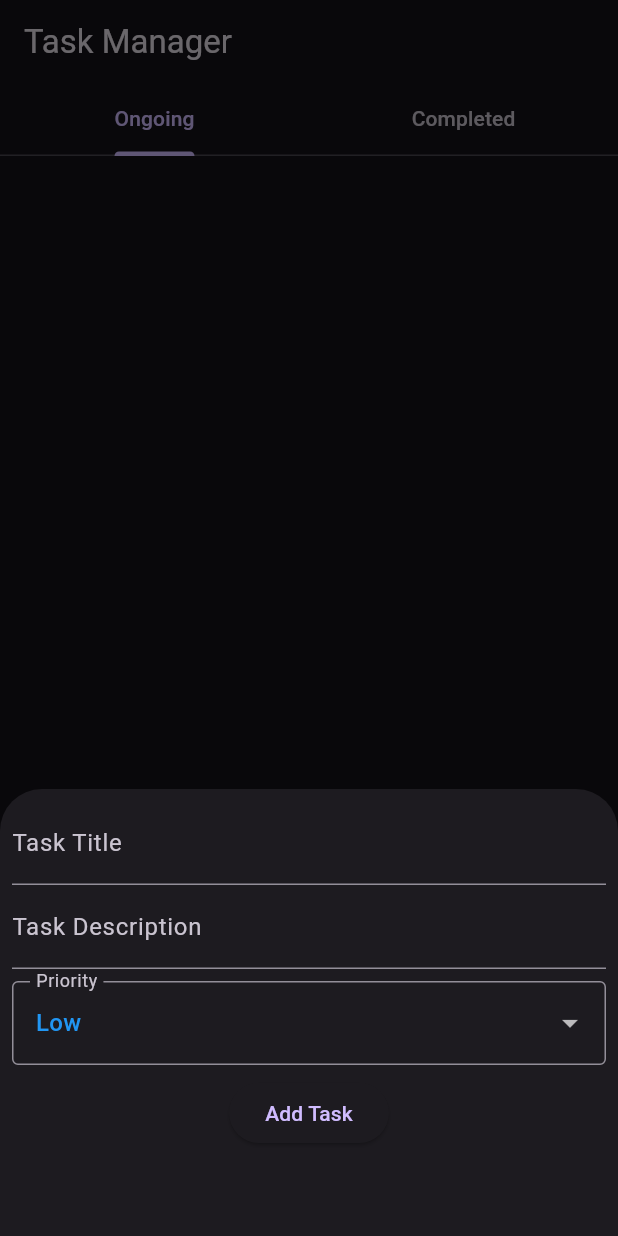
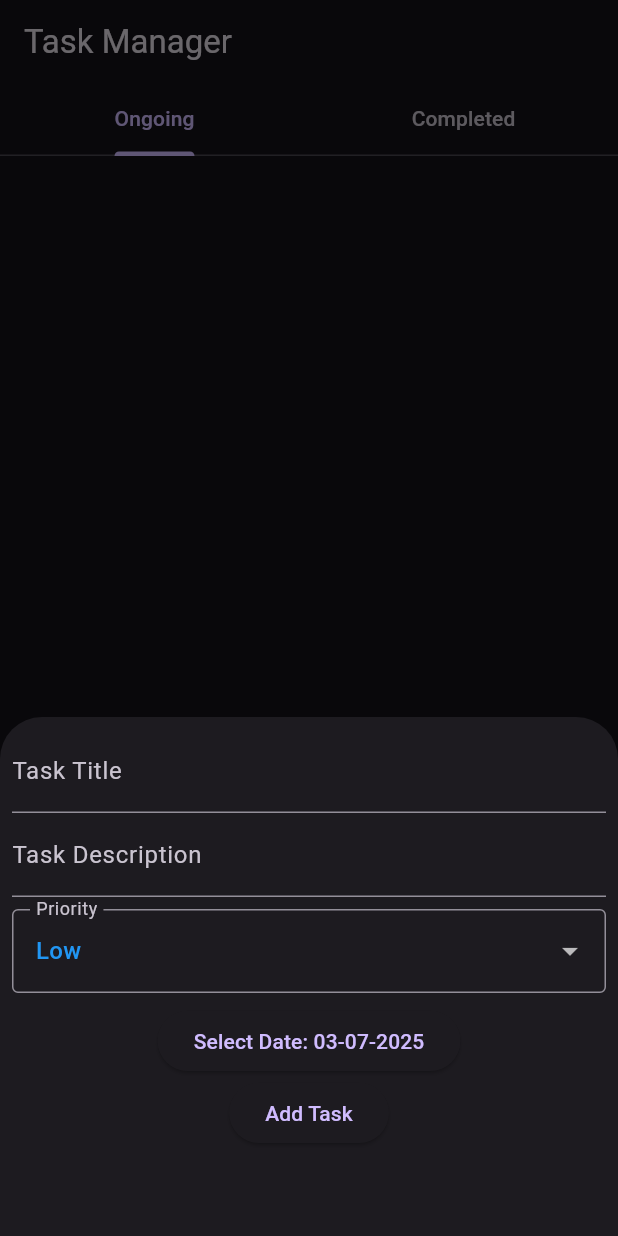
Before and after one commit to rchai12/calendarapp, a Flutter app: the screen it shows after launch, after a tap on the "add" icon, on a phone screen of 412 x 824 dp. Run offline on Flutter 3.47's test engine with Material 3 defaults, Android fonts, the phone set to English and light mode, and no system bars.

Commit message:
Added dates to the tasks, users can now select a due date for a task

```diff
--- a/lib/main.dart
+++ b/lib/main.dart
@@ -1,5 +1,6 @@
 import 'package:flutter/material.dart';
 import 'package:collection/collection.dart';
+import 'package:intl/intl.dart';
 
 void main() => runApp(TaskManagerApp());
 
@@ -28,24 +29,30 @@ class Task {
   String _title;
   String _description;
   bool _status;
-  PriorityLabel _priority;
+  PriorityLabel _priority = PriorityLabel.low;
+  DateTime _date;
 
-  Task({required String title, required String description, bool status = false, required PriorityLabel priority})
+  Task({required String title, required String description, bool status = false, required PriorityLabel priority, required DateTime date,})
       : _title = title,
         _description = description,
         _status = status,
-        _priority = priority;
+        _priority = priority,
+        _date = date;
 
   String get title => _title;
   String get description => _description;
   bool get status => _status;
   PriorityLabel get priority => _priority;
+  DateTime get date => _date;
 
   void setTitle(String title) => _title = title;
   void setDescription(String description) => _description = description;
   void toggleStatus() => _status = !_status;
   void setPriority(PriorityLabel priority) => _priority = priority;
+  void setDate(DateTime date) => _date = date;
 }
+
+
 
 class TaskManagerApp extends StatelessWidget {
   @override
@@ -67,6 +74,7 @@ class _TaskScreenState extends State<TaskScreen> with SingleTickerProviderStateM
   final TextEditingController _titleController = TextEditingController();
   final TextEditingController _descriptionController = TextEditingController();
   PriorityLabel _selectedPriority = PriorityLabel.low;
+  DateTime _date = DateTime.now();
 
   late TabController _tabController;
 
@@ -89,14 +97,29 @@ class _TaskScreenState extends State<TaskScreen> with SingleTickerProviderStateM
     super.dispose();
   }
 
+  void _selectDate(BuildContext context) async {
+    final DateTime? picked = await showDatePicker(
+      context: context,
+      initialDate: _date ?? DateTime.now(),
+      firstDate: DateTime.now(),
+      lastDate: DateTime(2101),
+    );
+    if (picked != null && picked != _date) {
+      setState(() {
+        _date = picked;
+      });
+    }
+  }
+
   void _addTask() {
     if (_titleController.text.isNotEmpty && _descriptionController.text.isNotEmpty) {
       setState(() {
-        _tasks.add(Task(title: _titleController.text, description: _descriptionController.text, priority: _selectedPriority));
+        _tasks.add(Task(title: _titleController.text, description: _descriptionController.text, priority: _selectedPriority, date: _date));
         _sortTasksByPriority();
         _titleController.clear();
         _descriptionController.clear();
         _selectedPriority = PriorityLabel.low;
+        _date = DateTime.now();
       });
       Navigator.of(context).pop();
     }
@@ -154,6 +177,10 @@ class _TaskScreenState extends State<TaskScreen> with SingleTickerProviderStateM
                       border: OutlineInputBorder(),
                     ),
                   ),
+                ),
+                ElevatedButton(
+                  onPressed: () => _selectDate(context),
+                  child: Text('Select Date: ${DateFormat('MM-dd-yyyy').format(_date)}'),
                 ),
                 ElevatedButton(
                   onPressed: () {
@@ -234,6 +261,10 @@ class _TaskScreenState extends State<TaskScreen> with SingleTickerProviderStateM
                     ),
                   ),
                 ),
+                ElevatedButton(
+                  onPressed: () => _selectDate(context),
+                  child: Text('Select Date: ${DateFormat('MM-dd-yyyy').format(_date)}'),
+                ),
                 ElevatedButton(onPressed: _addTask, child: Text('Add Task')),
               ],
             ),
@@ -273,7 +304,7 @@ class _TaskScreenState extends State<TaskScreen> with SingleTickerProviderStateM
                   onPressed: () => _toggleTaskStatus(_tasks.indexOf(task)),
                 ),
                 title: Text(task.title),
-                subtitle: Text('Priority: ${task.priority.label}', style: TextStyle(color: task.priority.color)),
+                subtitle: Text('Priority: ${task.priority.label}\t\t Due: ${DateFormat('MM-dd-yyyy').format(task.date)}', style: TextStyle(color: task.priority.color)),
               );
             },
           ),
@@ -288,7 +319,7 @@ class _TaskScreenState extends State<TaskScreen> with SingleTickerProviderStateM
                   onPressed: () => _toggleTaskStatus(_tasks.indexOf(task)),
                 ),
                 title: Text(task.title, style: TextStyle(decoration: TextDecoration.lineThrough)),
-                subtitle: Text('Priority: ${task.priority.label}', style: TextStyle(color: task.priority.color)),
+                subtitle: Text('Priority: ${task.priority.label}\t\t Due: ${DateFormat('MM-dd-yyyy').format(task.date)}', style: TextStyle(color: task.priority.color)),
               );
             },
           ),
--- a/pubspec.yaml
+++ b/pubspec.yaml
@@ -35,6 +35,7 @@ dependencies:
   # Use with the CupertinoIcons class for iOS style icons.
   cupertino_icons: ^1.0.8
   collection: ^1.17.0
+  intl: ^0.17.0
 
 dev_dependencies:
   flutter_test:
```
Also changed, not shown: pubspec.lock.
